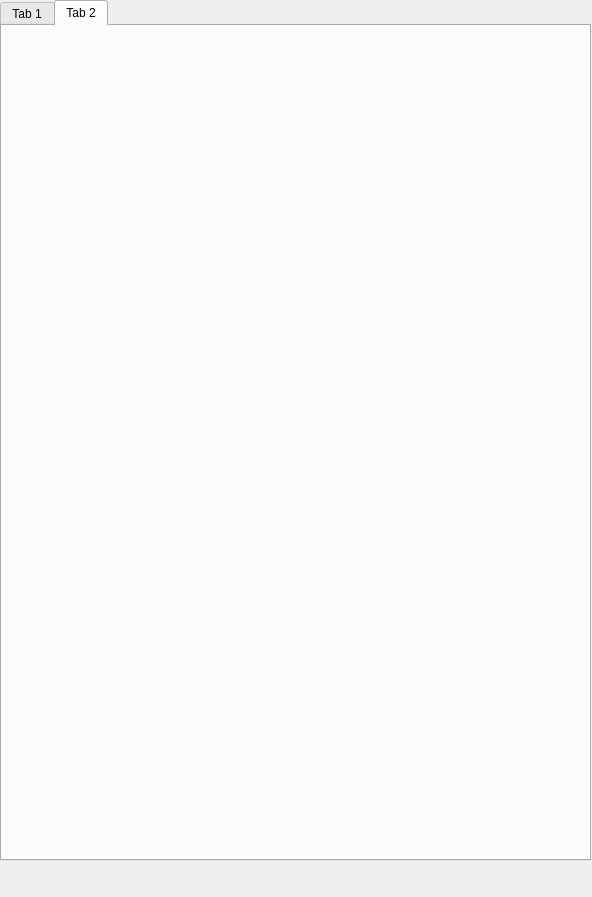
ilyaaadfb/approximation_function_pyqt5_project_school-yandex, file main_interface.ui: the form before one commit.
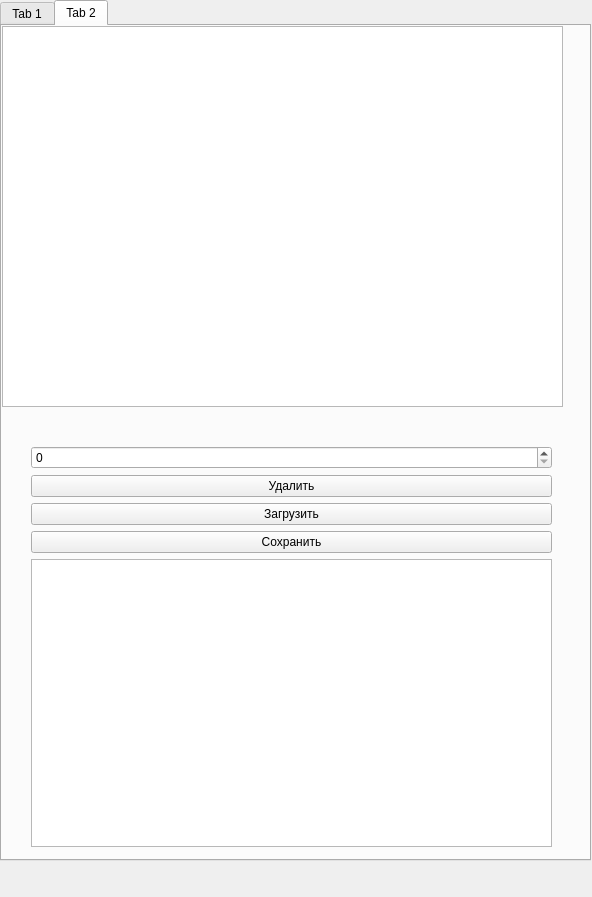
The form after the commit. The open tabs and pages were chosen to show the change.

```diff
--- a/main_interface.ui
+++ b/main_interface.ui
@@ -209,6 +209,55 @@
      <attribute name="title">
       <string>Tab 2</string>
      </attribute>
+     <widget class="QTableView" name="view">
+      <property name="geometry">
+       <rect>
+        <x>0</x>
+        <y>0</y>
+        <width>561</width>
+        <height>381</height>
+       </rect>
+      </property>
+     </widget>
+     <widget class="QWidget" name="verticalLayoutWidget_2">
+      <property name="geometry">
+       <rect>
+        <x>29</x>
+        <y>420</y>
+        <width>521</width>
+        <height>401</height>
+       </rect>
+      </property>
+      <layout class="QVBoxLayout" name="verticalLayout_4">
+       <item>
+        <widget class="QSpinBox" name="id_spin"/>
+       </item>
+       <item>
+        <widget class="QPushButton" name="del_button">
+         <property name="text">
+          <string>Удалить</string>
+         </property>
+        </widget>
+       </item>
+       <item>
+        <widget class="QPushButton" name="change_button">
+         <property name="text">
+          <string>Загрузить</string>
+         </property>
+        </widget>
+       </item>
+       <item>
+        <widget class="QPushButton" name="save_button">
+         <property name="text">
+          <string>Сохранить</string>
+         </property>
+        </widget>
+       </item>
+       <item>
+        <widget class="QTableWidget" name="table_for_db"/>
+       </item>
+      </layout>
+     </widget>
     </widget>
    </widget>
   </widget>
```
